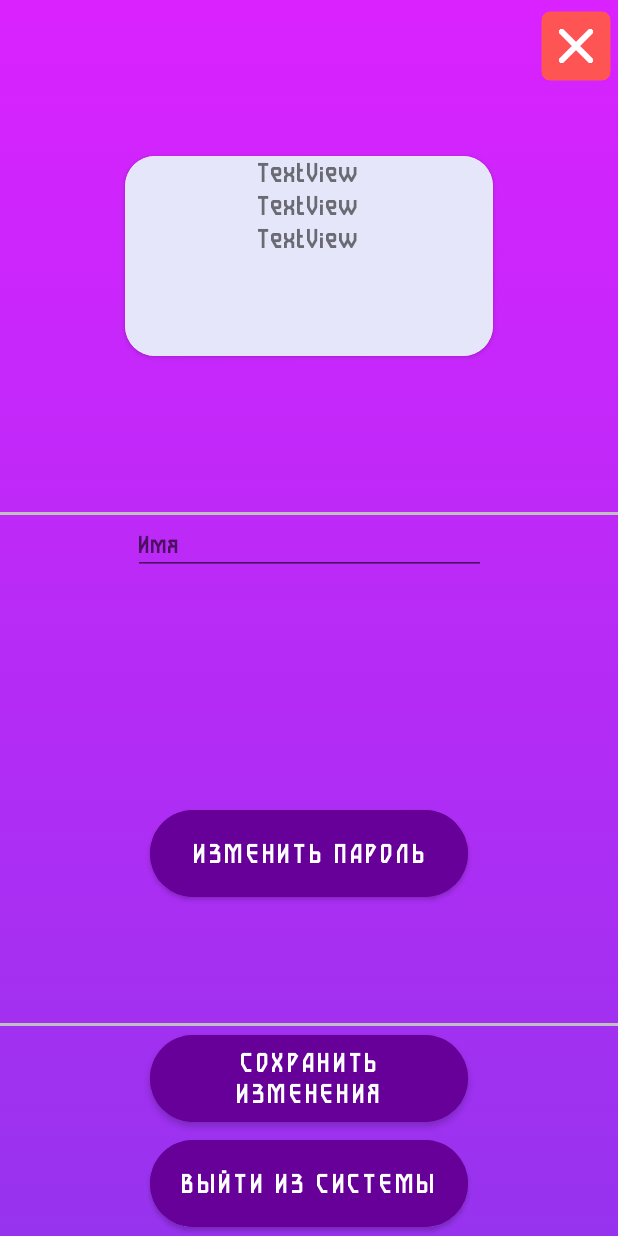
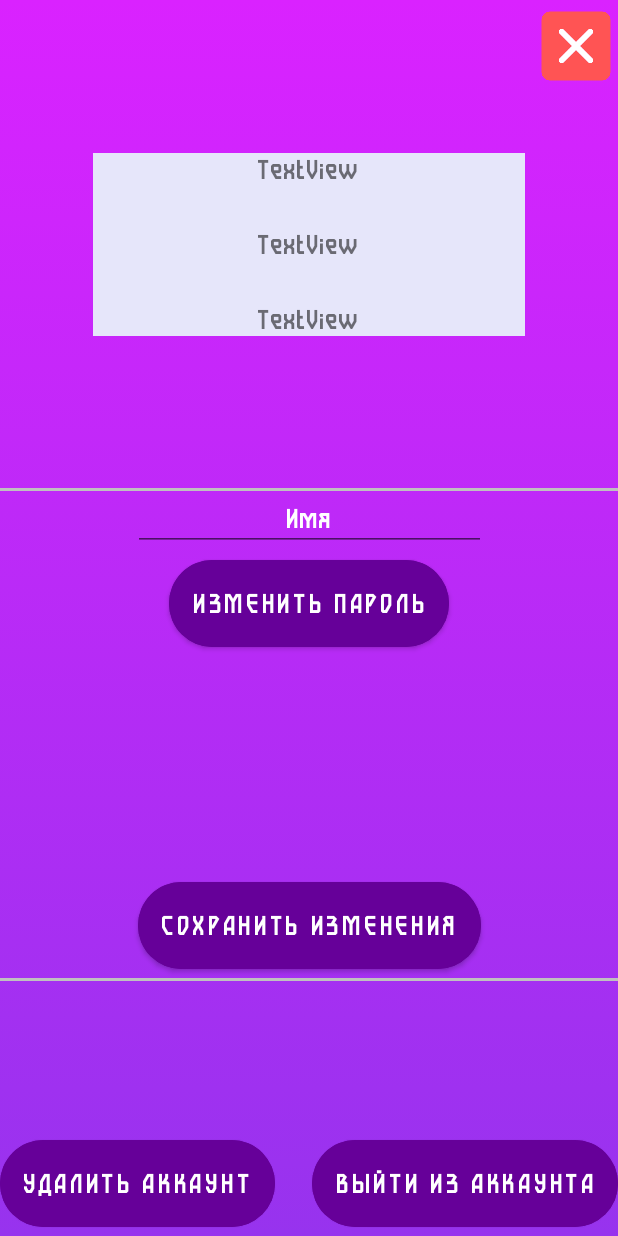
Before and after one commit to Eg0r4ik77/Brain-Dash, an Android app: the fragment ProfileFragment placed in its activity, on a phone screen of 412 x 824 dp. Run offline under Robolectric (Android 15) with nearby library versions, the phone set to English and light mode, and no system bars; our stand-ins replace Firebase (no records; nobody signed in at launch, a user with empty details on screens opened directly); 6 statements that could not run were skipped.

```diff
--- a/app/src/main/res/layout/fragment_profile.xml
+++ b/app/src/main/res/layout/fragment_profile.xml
@@ -12,7 +12,7 @@
 
     <com.google.android.material.button.MaterialButton
         android:id="@+id/edit_password_button"
-        android:layout_width="212dp"
+        android:layout_width="wrap_content"
         android:layout_height="70dp"
         android:backgroundTint="@color/purple_2"
         android:fontFamily="@font/button_font"
@@ -20,28 +20,20 @@
         android:textAlignment="center"
         android:textSize="20sp"
         app:cornerRadius="30dp"
-        app:layout_constraintBottom_toTopOf="@+id/exit_account_button"
         app:layout_constraintEnd_toEndOf="parent"
         app:layout_constraintStart_toStartOf="parent"
         app:layout_constraintTop_toBottomOf="@+id/edit_name" />
 
-    <androidx.cardview.widget.CardView
-        android:id="@+id/record_card"
-        android:layout_width="245dp"
-        android:layout_height="133dp"
-        android:layout_alignParentTop="true"
-        android:layout_centerHorizontal="true"
-        app:cardCornerRadius="20sp"
+    <androidx.constraintlayout.widget.ConstraintLayout
+        android:id="@+id/constraintLayout"
+        android:layout_width="288dp"
+        android:layout_height="122dp"
+        android:background="@color/textview_color"
+        android:orientation="vertical"
         app:layout_constraintBottom_toTopOf="@+id/line1"
         app:layout_constraintEnd_toEndOf="parent"
         app:layout_constraintStart_toStartOf="parent"
         app:layout_constraintTop_toTopOf="parent">
-
-        <LinearLayout
-            android:layout_width="match_parent"
-            android:layout_height="match_parent"
-            android:background="@color/textview_color"
-            android:orientation="vertical">
 
         <TextView
             android:id="@+id/game_record_1"
@@ -50,7 +42,8 @@
             android:fontFamily="@font/button_font"
             android:text="TextView"
             android:textAlignment="center"
-                android:textSize="20sp" />
+            android:textSize="20sp"
+            app:layout_constraintTop_toTopOf="parent" />
 
         <TextView
             android:id="@+id/game_record_2"
@@ -59,7 +52,9 @@
             android:fontFamily="@font/button_font"
             android:text="TextView"
             android:textAlignment="center"
-                android:textSize="20sp" />
+            android:textSize="20sp"
+            app:layout_constraintBottom_toTopOf="@+id/game_record_3"
+            app:layout_constraintTop_toBottomOf="@+id/game_record_1" />
 
         <TextView
             android:id="@+id/game_record_3"
@@ -68,10 +63,10 @@
             android:fontFamily="@font/button_font"
             android:text="TextView"
             android:textAlignment="center"
-                android:textSize="20sp" />
+            android:textSize="20sp"
+            app:layout_constraintBottom_toBottomOf="parent" />
 
-        </LinearLayout>
-    </androidx.cardview.widget.CardView>
+    </androidx.constraintlayout.widget.ConstraintLayout>
 
     <ImageButton
         android:id="@+id/close_profile_button"
@@ -86,21 +81,20 @@
 
     <com.google.android.material.button.MaterialButton
         android:id="@+id/exit_account_button"
-        android:layout_width="212dp"
+        android:layout_width="wrap_content"
         android:layout_height="70dp"
         android:backgroundTint="@color/purple_2"
         android:fontFamily="@font/button_font"
-        android:text="выйти из системы"
+        android:text="выйти из аккаунта"
         android:textAlignment="center"
         android:textSize="20sp"
         app:cornerRadius="30dp"
         app:layout_constraintBottom_toBottomOf="parent"
-        app:layout_constraintEnd_toEndOf="parent"
-        app:layout_constraintStart_toStartOf="parent" />
+        app:layout_constraintEnd_toEndOf="parent" />
 
     <com.google.android.material.button.MaterialButton
         android:id="@+id/save_changes_button"
-        android:layout_width="212dp"
+        android:layout_width="wrap_content"
         android:layout_height="70dp"
         android:backgroundTint="@color/purple_2"
         android:fontFamily="@font/button_font"
@@ -108,7 +102,7 @@
         android:textAlignment="center"
         android:textSize="20sp"
         app:cornerRadius="30dp"
-        app:layout_constraintBottom_toTopOf="@+id/exit_account_button"
+        app:layout_constraintBottom_toTopOf="@+id/line2"
         app:layout_constraintEnd_toEndOf="parent"
         app:layout_constraintStart_toStartOf="parent" />
 
@@ -117,9 +111,13 @@
         android:layout_width="235dp"
         android:layout_height="40dp"
         android:ems="10"
+        android:fontFamily="@font/button_font"
+        android:textAlignment="center"
         android:hint="Имя"
-        android:fontFamily="@font/button_font"
+        android:textColorHint="@color/white"
+        android:textColor="@color/white"
         android:inputType="textPersonName"
+        android:textSize="20sp"
         app:layout_constraintEnd_toEndOf="parent"
         app:layout_constraintStart_toStartOf="parent"
         app:layout_constraintTop_toBottomOf="@+id/line1" />
@@ -129,16 +127,34 @@
         android:layout_width="match_parent"
         android:layout_height="2dp"
         android:background="#c0c0c0"
-        app:layout_constraintBottom_toTopOf="@+id/save_changes_button"
-        app:layout_constraintTop_toTopOf="parent"
-        tools:layout_editor_absoluteX="-37dp" />
+        app:layout_constraintBottom_toBottomOf="@+id/save_changes_button"
+        app:layout_constraintEnd_toEndOf="parent"
+        app:layout_constraintHorizontal_bias="0.0"
+        app:layout_constraintStart_toStartOf="parent"
+        app:layout_constraintTop_toTopOf="parent" />
 
     <View
         android:id="@+id/line2"
         android:layout_width="match_parent"
         android:layout_height="2dp"
+        android:layout_marginBottom="100dp"
         android:background="#c0c0c0"
-        app:layout_constraintBottom_toTopOf="@+id/save_changes_button"
-        tools:layout_editor_absoluteX="0dp" />
+        app:layout_constraintBottom_toTopOf="@+id/delete_account_button"
+        app:layout_constraintEnd_toEndOf="parent"
+        app:layout_constraintHorizontal_bias="0.0"
+        app:layout_constraintStart_toStartOf="parent" />
+
+    <com.google.android.material.button.MaterialButton
+        android:id="@+id/delete_account_button"
+        android:layout_width="wrap_content"
+        android:layout_height="70dp"
+        android:backgroundTint="@color/purple_2"
+        android:fontFamily="@font/button_font"
+        android:text="Удалить аккаунт"
+        android:textAlignment="center"
+        android:textSize="20sp"
+        app:cornerRadius="30dp"
+        app:layout_constraintBottom_toBottomOf="parent"
+        app:layout_constraintStart_toStartOf="parent" />
 
 </androidx.constraintlayout.widget.ConstraintLayout>
```
Also changed, not shown: app/src/main/AndroidManifest.xml (+5 -2 lines), app/src/main/java/com/sumsung/minigames/mainmenu/games/ProfileFragment.java (+88 -19 lines). Lines whose indentation alone changed are shown as unchanged.
